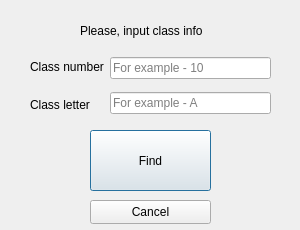
Old version of the form QTcreator/Diary/check_class.ui in the repository albaSANDROS/DIPLOMA-PROJECT.-Multi-user-client-server-application-e-journal.
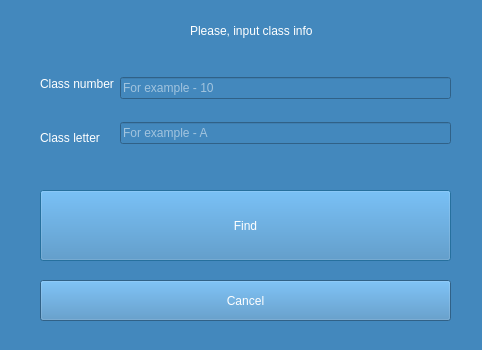
New version of the form.

Commit message: Added icon to project. Changed main style of program

Diff of the .ui file:
```diff
--- a/QTcreator/Diary/check_class.ui
+++ b/QTcreator/Diary/check_class.ui
@@ -6,22 +6,29 @@
    <rect>
     <x>0</x>
     <y>0</y>
-    <width>300</width>
-    <height>230</height>
+    <width>482</width>
+    <height>350</height>
    </rect>
   </property>
   <property name="windowTitle">
    <string>Dialog</string>
   </property>
+  <property name="styleSheet">
+   <string notr="true">background-color: rgb(67, 136, 189);
+selection-color: rgb(22, 34, 49);</string>
+  </property>
   <widget class="QPushButton" name="find_button">
    <property name="geometry">
     <rect>
-     <x>90</x>
-     <y>130</y>
-     <width>121</width>
-     <height>61</height>
+     <x>40</x>
+     <y>190</y>
+     <width>411</width>
+     <height>71</height>
     </rect>
    </property>
+   <property name="styleSheet">
+    <string notr="true">color: rgb(255, 255, 255);</string>
+   </property>
    <property name="text">
     <string>Find</string>
    </property>
@@ -29,12 +36,15 @@
   <widget class="QPushButton" name="cancel_button">
    <property name="geometry">
     <rect>
-     <x>90</x>
-     <y>200</y>
-     <width>121</width>
-     <height>24</height>
+     <x>40</x>
+     <y>280</y>
+     <width>411</width>
+     <height>41</height>
     </rect>
    </property>
+   <property name="styleSheet">
+    <string notr="true">color: rgb(255, 255, 255);</string>
+   </property>
    <property name="text">
     <string>Cancel</string>
    </property>
@@ -42,12 +52,15 @@
   <widget class="QLabel" name="label">
    <property name="geometry">
     <rect>
-     <x>80</x>
+     <x>190</x>
      <y>10</y>
      <width>131</width>
      <height>41</height>
     </rect>
    </property>
+   <property name="styleSheet">
+    <string notr="true">color: rgb(255, 255, 255);</string>
+   </property>
    <property name="text">
     <string>Please, input class info</string>
    </property>
@@ -55,10 +68,10 @@
   <widget class="QWidget" name="layoutWidget">
    <property name="geometry">
     <rect>
-     <x>30</x>
-     <y>50</y>
-     <width>241</width>
-     <height>71</height>
+     <x>40</x>
+     <y>60</y>
+     <width>411</width>
+     <height>101</height>
     </rect>
    </property>
    <layout class="QHBoxLayout" name="horizontalLayout">
@@ -66,6 +79,9 @@
      <layout class="QVBoxLayout" name="verticalLayout_2">
       <item>
        <widget class="QLabel" name="label_2">
+        <property name="styleSheet">
+         <string notr="true">color: rgb(255, 255, 255);</string>
+        </property>
         <property name="text">
          <string>Class number</string>
         </property>
@@ -73,6 +89,9 @@
       </item>
       <item>
        <widget class="QLabel" name="label_3">
+        <property name="styleSheet">
+         <string notr="true">color: rgb(255, 255, 255);</string>
+        </property>
         <property name="text">
          <string>Class letter</string>
         </property>
@@ -84,6 +103,9 @@
      <layout class="QVBoxLayout" name="verticalLayout">
       <item>
        <widget class="QLineEdit" name="class_num_label">
+        <property name="styleSheet">
+         <string notr="true">color: rgb(255, 255, 255);</string>
+        </property>
         <property name="maxLength">
          <number>2</number>
         </property>
@@ -94,6 +116,9 @@
       </item>
       <item>
        <widget class="QLineEdit" name="class_letter_label">
+        <property name="styleSheet">
+         <string notr="true">color: rgb(255, 255, 255);</string>
+        </property>
         <property name="text">
          <string/>
         </property>
```
The commit also changes 59 other files.
